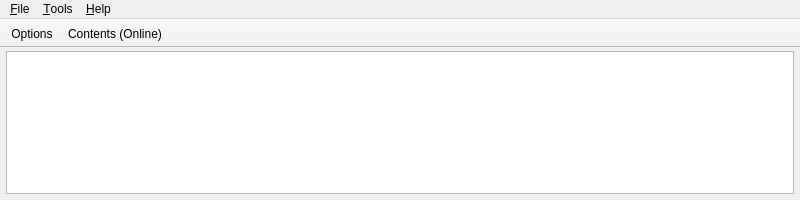
This is mainwindow.ui in albar965/littlenavconnect as Qt 5 draws it before an edit. The edited form follows.
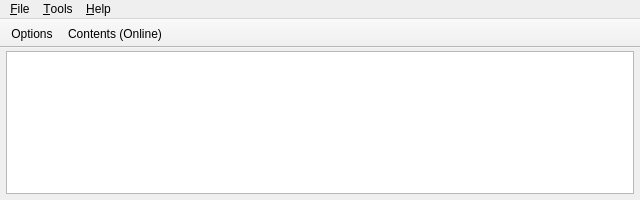
This is the edited form. Icons and pictures are not drawn.

Commit message:
Added version to window title. Fixed error handling on incompatible data versions.
albar965/littlenavmap#531

What changed in the file:
```diff
--- a/mainwindow.ui
+++ b/mainwindow.ui
@@ -6,7 +6,7 @@
    <rect>
     <x>0</x>
     <y>0</y>
-    <width>800</width>
+    <width>640</width>
     <height>200</height>
    </rect>
   </property>
@@ -41,8 +41,8 @@
     <rect>
      <x>0</x>
      <y>0</y>
-     <width>800</width>
-     <height>19</height>
+     <width>640</width>
+     <height>21</height>
     </rect>
    </property>
    <widget class="QMenu" name="menuFile">
```
Left out of the diff: 9 changed lines with no effect on the pictures. The commit also changes 3 other files.
